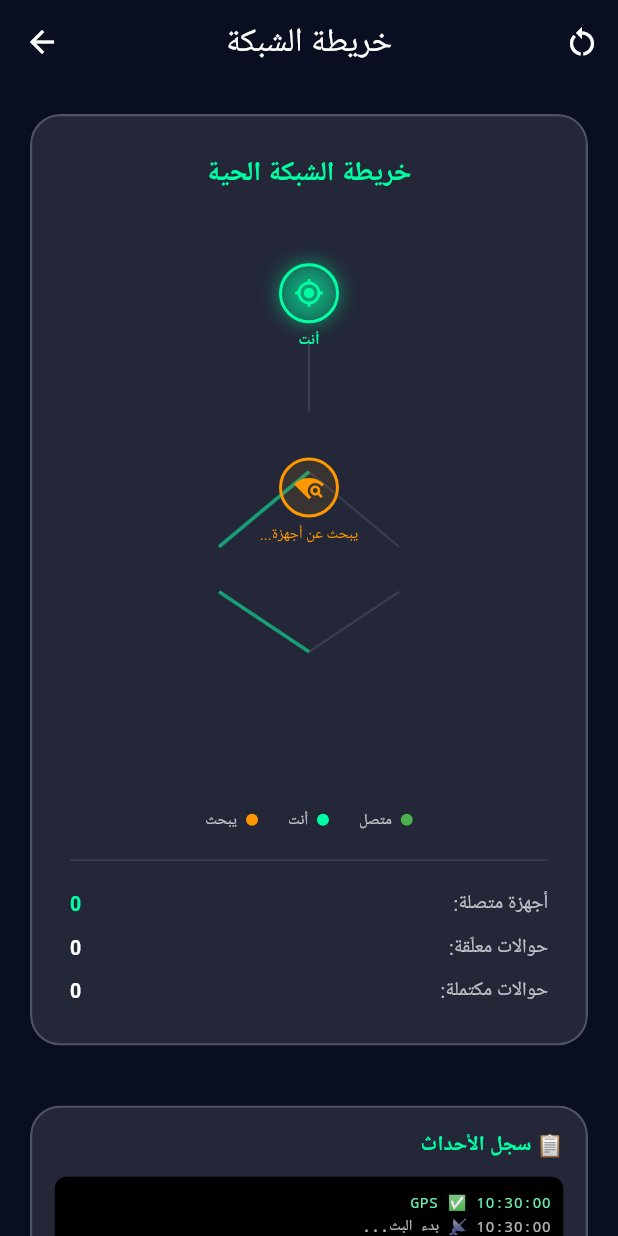
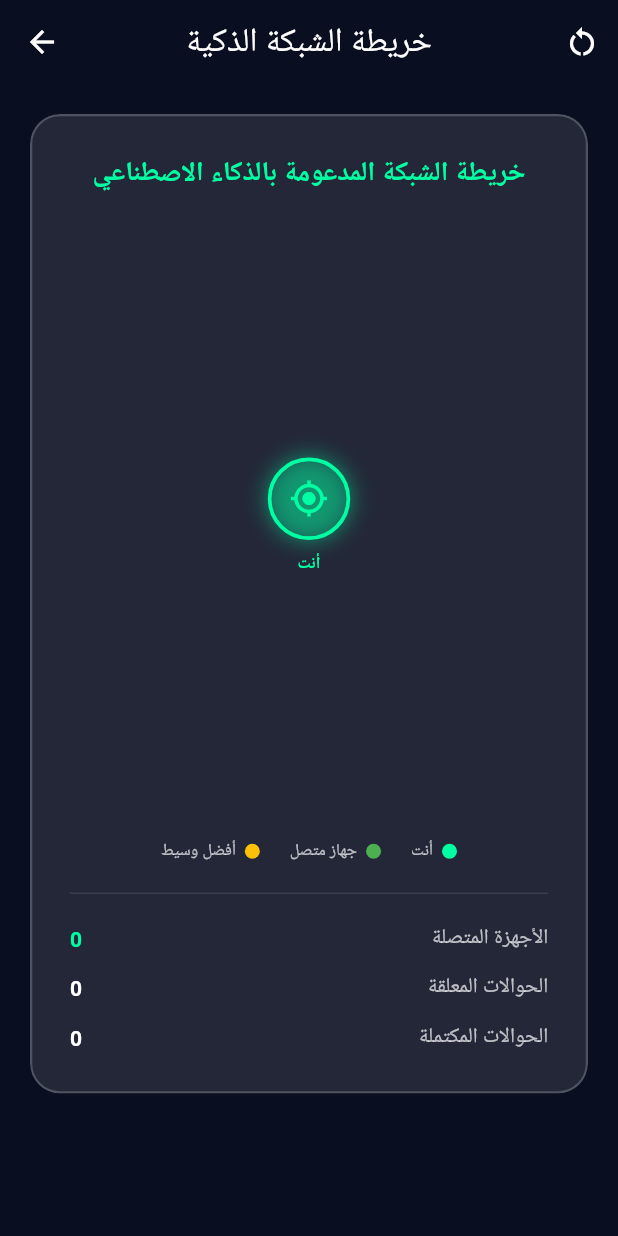
Before and after one commit to AZHARAJI2/Jisr_Project, a Flutter app: the NetworkScreen screen opened directly, on a phone screen of 412 x 824 dp. Run offline on Flutter 3.47's test engine with Material 3 defaults, Android fonts, the phone set to English and light mode, and no system bars; our stand-ins replace font_awesome_flutter, google_fonts, hive_flutter, permission_handler; missing offline and left inert: flutter_foreground_task; accounts and stored records are empty; Roboto replaces fonts that are missing (Tajawal); statements that could not run were skipped.

Commit message:
my work done

```diff
--- /dev/null
+++ b/lib/ai/ai_routing_layer.dart
@@ -0,0 +1,73 @@
+import '../network/mesh_manager.dart';
+
+class NetworkNode {
+  final String id;
+  final String name;
+  final int battery;
+  final int signal;
+  final int activeTransfers;
+  final bool hasInternet;
+  final double distance;
+
+  const NetworkNode({
+    required this.id,
+    required this.name,
+    required this.battery,
+    required this.signal,
+    required this.activeTransfers,
+    required this.hasInternet,
+    required this.distance,
+  });
+}
+
+class AIRoutingLayer {
+  final MeshManager mesh = MeshManager.instance;
+
+  /// إنشاء عقد افتراضية من الأجهزة الحقيقية
+  List<NetworkNode> generateNodes() {
+    final devices = mesh.connectedDevices;
+
+    return List.generate(devices.length, (index) {
+      final name = devices[index];
+
+      return NetworkNode(
+        id: 'node_$index',
+        name: name.replaceAll('JISR_', ''),
+        battery: 70 + (index * 7) % 30,
+        signal: 65 + (index * 9) % 35,
+        activeTransfers: index % 3,
+        hasInternet: index == 0,
+        distance: 15.0 + (index * 18),
+      );
+    });
+  }
+
+  /// حساب تقييم الجهاز
+  double score(NetworkNode node) {
+    double result = 0;
+
+    result += node.battery * 0.35;
+    result += node.signal * 0.30;
+    result -= node.activeTransfers * 12;
+    result += node.hasInternet ? 40 : 0;
+    result += (100 - node.distance) * 0.15;
+
+    return result;
+  }
+
+  /// أفضل جهاز وسيط
+  NetworkNode? getBestRelay() {
+    final nodes = generateNodes();
+    if (nodes.isEmpty) return null;
+
+    nodes.sort((a, b) => score(b).compareTo(score(a)));
+    return nodes.first;
+  }
+
+  /// أفضل مسار
+  List<NetworkNode> getOptimalRoute() {
+    final best = getBestRelay();
+    if (best == null) return [];
+    return [best];
+  }
+}
--- a/lib/screens/network_screen.dart
+++ b/lib/screens/network_screen.dart
@@ -2,6 +2,7 @@ import 'package:flutter/material.dart';
 import '../theme/app_theme.dart';
 import '../widgets/glass_card.dart';
 import '../network/network.dart';
+import '../ai/ai_routing_layer.dart';
 import 'dart:async';
 
 class NetworkScreen extends StatefulWidget {
@@ -13,28 +14,43 @@ class NetworkScreen extends StatefulWidget {
 
 class _NetworkScreenState extends State<NetworkScreen> {
   final MeshManager _mesh = MeshManager.instance;
+  final AIRoutingLayer _ai = AIRoutingLayer();
+
   int _peers = 0;
   List<String> _devices = [];
   List<String> _logs = [];
+
+  NetworkNode? _bestRelay;
+
   StreamSubscription<int>? _peersSub;
   StreamSubscription<String>? _logSub;
 
   @override
   void initState() {
     super.initState();
+
+    _refreshData();
+
+    _peersSub = _mesh.peersStream.listen((_) {
+      if (mounted) {
+        setState(_refreshData);
+      }
+    });
+
+    _logSub = _mesh.logStream.listen((_) {
+      if (mounted) {
+        setState(() {
+          _logs = List.from(_mesh.logs);
+        });
+      }
+    });
+  }
+
+  void _refreshData() {
     _peers = _mesh.connectedCount;
-    _devices = _mesh.connectedDevices;
-    _logs = _mesh.logs;
-
-    _peersSub = _mesh.peersStream.listen((c) {
-      if (mounted) setState(() {
-        _peers = c;
-        _devices = _mesh.connectedDevices;
-      });
-    });
-    _logSub = _mesh.logStream.listen((_) {
-      if (mounted) setState(() => _logs = _mesh.logs);
-    });
+    _devices = List.from(_mesh.connectedDevices);
+    _logs = List.from(_mesh.logs);
+    _bestRelay = _ai.getBestRelay();
   }
 
   @override
@@ -48,12 +64,11 @@ class _NetworkScreenState extends State<NetworkScreen> {
   Widget build(BuildContext context) {
     return Scaffold(
       appBar: AppBar(
+        title: const Text('خريطة الشبكة الذكية'),
+        centerTitle: true,
         backgroundColor: Colors.transparent,
         elevation: 0,
-        title: const Text('خريطة الشبكة'),
-        centerTitle: true,
         actions: [
-          // زر إعادة تشغيل الشبكة
           IconButton(
             icon: const Icon(Icons.restart_alt),
             onPressed: () async {
@@ -75,88 +90,60 @@ class _NetworkScreenState extends State<NetworkScreen> {
                   padding: const EdgeInsets.all(25),
                   child: Column(
                     children: [
-                      Text(
-                        'خريطة الشبكة الحية',
-                        style: const TextStyle(fontSize: 18, fontWeight: FontWeight.bold, color: AppTheme.primaryEmerald),
+                      const Text(
+                        'خريطة الشبكة المدعومة بالذكاء الاصطناعي',
+                        style: TextStyle(
+                          fontSize: 18,
+                          fontWeight: FontWeight.bold,
+                          color: AppTheme.primaryEmerald,
+                        ),
                       ),
-                      const SizedBox(height: 30),
+                      const SizedBox(height: 25),
+
+                      if (_bestRelay != null) ...[
+                        Container(
+                          padding: const EdgeInsets.all(14),
+                          decoration: BoxDecoration(
+                            color: Colors.amber.withOpacity(0.12),
+                            borderRadius: BorderRadius.circular(14),
+                            border: Border.all(
+                              color: Colors.amber.withOpacity(0.5),
+                            ),
+                          ),
+                          child: Row(
+                            children: [
+                              const Icon(
+                                Icons.auto_awesome,
+                                color: Colors.amber,
+                              ),
+                              const SizedBox(width: 12),
+                              Expanded(
+                                child: Text(
+                                  'أفضل وسيط: ${_bestRelay!.name}',
+                                  style: const TextStyle(
+                                    color: Colors.amber,
+                                    fontWeight: FontWeight.bold,
+                                  ),
+                                ),
+                              ),
+                            ],
+                          ),
+                        ),
+                        const SizedBox(height: 25),
+                      ],
 
                       _buildNodeGraph(),
 
-                      const SizedBox(height: 30),
+                      const SizedBox(height: 25),
+
                       _buildStatusLegend(),
 
-                      const Divider(color: Colors.white10, height: 40),
+                      const Divider(
+                        color: Colors.white10,
+                        height: 40,
+                      ),
 
                       _buildNetworkStats(),
-                    ],
-                  ),
-                ),
-              ),
-              const SizedBox(height: 20),
-
-              // الأجهزة المتصلة
-              if (_devices.isNotEmpty)
-                GlassCard(
-                  child: Padding(
-                    padding: const EdgeInsets.all(20),
-                    child: Column(
-                      crossAxisAlignment: CrossAxisAlignment.start,
-                      children: [
-                        const Text('الأجهزة المتصلة:', style: TextStyle(fontWeight: FontWeight.bold, color: AppTheme.primaryEmerald)),
-                        const SizedBox(height: 10),
-                        ..._devices.map((d) => Padding(
-                          padding: const EdgeInsets.symmetric(vertical: 4),
-                          child: Row(children: [
-                            Container(width: 8, height: 8, decoration: const BoxDecoration(color: Colors.green, shape: BoxShape.circle)),
-                            const SizedBox(width: 10),
-                            const Icon(Icons.phone_android, size: 16, color: Colors.green),
-                            const SizedBox(width: 8),
-                            Expanded(child: Text(d, style: const TextStyle(fontSize: 13))),
-                          ]),
-                        )),
-                      ],
-                    ),
-                  ),
-                ),
-
-              const SizedBox(height: 20),
-
-              // سجل الأحداث
-              GlassCard(
-                child: Padding(
-                  padding: const EdgeInsets.all(15),
-                  child: Column(
-                    crossAxisAlignment: CrossAxisAlignment.start,
-                    children: [
-                      const Text('📋 سجل الأحداث', style: TextStyle(color: AppTheme.primaryEmerald, fontWeight: FontWeight.bold)),
-                      const SizedBox(height: 10),
-                      Container(
-                        height: 200,
-                        width: double.infinity,
-                        padding: const EdgeInsets.all(8),
-                        decoration: BoxDecoration(
-                          color: Colors.black,
-                          borderRadius: BorderRadius.circular(8),
-                        ),
-                        child: _logs.isEmpty
-                            ? const Text('لا أحداث بعد...', style: TextStyle(color: Colors.grey, fontSize: 12))
-                            : ListView.builder(
-                                reverse: true,
-                                itemCount: _logs.length,
-                                itemBuilder: (_, i) {
-                                  final log = _logs[_logs.length - 1 - i];
-                                  Color color = Colors.white70;
-                                  if (log.contains('✅')) color = Colors.greenAccent;
-                                  if (log.contains('❌')) color = Colors.redAccent;
-                                  if (log.contains('🔍')) color = Colors.cyanAccent;
-                                  return Padding(
-                                    padding: const EdgeInsets.symmetric(vertical: 1),
-                                    child: Text(log, style: TextStyle(color: color, fontSize: 10, fontFamily: 'monospace')),
-                                  );
-                                },
-                              ),
-                      ),
                     ],
                   ),
                 ),
@@ -170,51 +157,103 @@ class _NetworkScreenState extends State<NetworkScreen> {
 
   Widget _buildNodeGraph() {
     return SizedBox(
-      height: 350,
+      height: 380,
       width: double.infinity,
       child: Stack(
         alignment: Alignment.center,
         children: [
-          CustomPaint(size: Size.infinite, painter: GraphPainter()),
-          _buildNode(0, -130, 'أنت', AppTheme.primaryEmerald, isSelf: true),
-          ..._devices.asMap().entries.map((e) {
-            final angle = (e.key * 2.0 * 3.14159) / _devices.length;
-            final x = 80.0 * (e.key % 2 == 0 ? -1 : 1);
-            final y = -40.0 + (e.key * 50.0);
-            return _buildNode(x, y, e.value.replaceAll('JISR_', ''), Colors.green, isActive: true);
+          CustomPaint(
+            size: Size.infinite,
+            painter: IntelligentGraphPainter(
+              deviceCount: _devices.length,
+            ),
+          ),
+
+          _buildNode(
+            0,
+            0,
+            'أنت',
+            AppTheme.primaryEmerald,
+            isSelf: true,
+          ),
+
+          ..._devices.asMap().entries.map((entry) {
+            final index = entry.key;
+            final device = entry.value.replaceAll('JISR_', '');
+
+            final positions = [
+              const Offset(-140, -100),
+              const Offset(140, -100),
+              const Offset(-150, 90),
+              const Offset(150, 90),
+              const Offset(0, -170),
+              const Offset(0, 170),
+            ];
+
+            final pos = positions[index % positions.length];
+            final isBest = _bestRelay?.name == device;
+
+            return _buildNode(
+              pos.dx,
+              pos.dy,
+              device,
+              isBest ? Colors.amber : Colors.green,
+              isActive: true,
+              isBestRelay: isBest,
+            );
           }),
-          if (_devices.isEmpty)
-            _buildNode(0, 0, 'يبحث عن أجهزة...', Colors.orange),
         ],
       ),
     );
   }
 
-  Widget _buildNode(double x, double y, String name, Color color, {bool isActive = false, bool isSelf = false}) {
+  Widget _buildNode(
+    double x,
+    double y,
+    String name,
+    Color color, {
+    bool isActive = false,
+    bool isSelf = false,
+    bool isBestRelay = false,
+  }) {
     return Transform.translate(
       offset: Offset(x, y),
       child: Column(
         mainAxisSize: MainAxisSize.min,
         children: [
           Container(
-            padding: const EdgeInsets.all(8),
+            padding: const EdgeInsets.all(12),
             decoration: BoxDecoration(
-              color: color.withOpacity(0.1),
               shape: BoxShape.circle,
-              border: Border.all(color: color, width: 2),
-              boxShadow: isActive || isSelf ? [BoxShadow(color: color.withOpacity(0.5), blurRadius: 10)] : null,
+              color: color.withOpacity(0.12),
+              border: Border.all(color: color, width: 2.5),
+              boxShadow: [
+                BoxShadow(
+                  color: color.withOpacity(0.45),
+                  blurRadius: isBestRelay ? 25 : 12,
+                  spreadRadius: isBestRelay ? 4 : 1,
+                ),
+              ],
             ),
             child: Icon(
-              isSelf ? Icons.my_location : (isActive ? Icons.phone_android : Icons.wifi_find),
+              isSelf
+                  ? Icons.my_location
+                  : isBestRelay
+                      ? Icons.star
+                      : Icons.phone_android,
               color: color,
-              size: 20,
+              size: 26,
             ),
           ),
-          const SizedBox(height: 4),
+          const SizedBox(height: 8),
           Text(
             name,
-            style: TextStyle(fontSize: 10, color: color, fontWeight: isSelf ? FontWeight.bold : FontWeight.normal),
-            overflow: TextOverflow.ellipsis,
+            style: TextStyle(
+              color: color,
+              fontSize: 11,
+              fontWeight:
+                  isSelf || isBestRelay ? FontWeight.bold : FontWeight.normal,
+            ),
           ),
         ],
       ),
@@ -225,21 +264,34 @@ class _NetworkScreenState extends State<NetworkScreen> {
     return Row(
       mainAxisAlignment: MainAxisAlignment.center,
       children: [
-        _buildLegendItem('متصل', Colors.green),
+        _legend('أنت', AppTheme.primaryEmerald),
         const SizedBox(width: 20),
-        _buildLegendItem('أنت', AppTheme.primaryEmerald),
+        _legend('جهاز متصل', Colors.green),
         const SizedBox(width: 20),
-        _buildLegendItem('يبحث', Colors.orange),
+        _legend('أفضل وسيط', Colors.amber),
       ],
     );
   }
 
-  Widget _buildLegendItem(String label, Color color) {
+  Widget _legend(String text, Color color) {
     return Row(
       children: [
-        Container(width: 8, height: 8, decoration: BoxDecoration(color: color, shape: BoxShape.circle)),
+        Container(
+          width: 10,
+          height: 10,
+          decoration: BoxDecoration(
+            color: color,
+            shape: BoxShape.circle,
+          ),
+        ),
         const SizedBox(width: 6),
-        Text(label, style: const TextStyle(fontSize: 10, color: Colors.white70)),
+        Text(
+          text,
+          style: const TextStyle(
+            color: Colors.white70,
+            fontSize: 11,
+          ),
+        ),
       ],
     );
   }
@@ -247,52 +299,85 @@ class _NetworkScreenState extends State<NetworkScreen> {
   Widget _buildNetworkStats() {
     return Column(
       children: [
-        _buildStatItem('أجهزة متصلة:', '$_peers', color: AppTheme.primaryEmerald),
-        const SizedBox(height: 10),
-        _buildStatItem('حوالات معلّقة:', '${_mesh.pendingTransactions.length}'),
-        const SizedBox(height: 10),
-        _buildStatItem('حوالات مكتملة:', '${_mesh.completedTransactions.length}'),
+        _stat('الأجهزة المتصلة', '$_peers',
+            color: AppTheme.primaryEmerald),
+        const SizedBox(height: 12),
+        _stat(
+          'الحوالات المعلقة',
+          '${_mesh.pendingTransactions.length}',
+        ),
+        const SizedBox(height: 12),
+        _stat(
+          'الحوالات المكتملة',
+          '${_mesh.completedTransactions.length}',
+        ),
       ],
     );
   }
 
-  Widget _buildStatItem(String label, String value, {Color? color}) {
+  Widget _stat(String label, String value, {Color? color}) {
     return Row(
       mainAxisAlignment: MainAxisAlignment.spaceBetween,
       children: [
-        Text(label, style: const TextStyle(color: Colors.white70, fontSize: 13)),
-        Text(value, style: TextStyle(color: color ?? Colors.white, fontWeight: FontWeight.bold, fontSize: 13)),
+        Text(
+          label,
+          style: const TextStyle(
+            color: Colors.white70,
+          ),
+        ),
+        Text(
+          value,
+          style: TextStyle(
+            color: color ?? Colors.white,
+            fontWeight: FontWeight.bold,
+          ),
+        ),
       ],
     );
   }
 }
 
-class GraphPainter extends CustomPainter {
+class IntelligentGraphPainter extends CustomPainter {
+  final int deviceCount;
+
+  IntelligentGraphPainter({
+    required this.deviceCount,
+  });
+
   @override
   void paint(Canvas canvas, Size size) {
-    final paint = Paint()
-      ..color = Colors.white.withOpacity(0.1)
-      ..strokeWidth = 1.5
-      ..style = PaintingStyle.stroke;
+    if (deviceCount == 0) return;
 
     final center = Offset(size.width / 2, size.height / 2);
 
-    // خطوط الشبكة
-    canvas.drawLine(center + const Offset(0, -110), center + const Offset(0, -60), paint);
-    canvas.drawLine(center + const Offset(0, -20), center + const Offset(-60, 30), paint);
-    canvas.drawLine(center + const Offset(0, -20), center + const Offset(60, 30), paint);
-    canvas.drawLine(center + const Offset(-60, 60), center + const Offset(0, 100), paint);
-    canvas.drawLine(center + const Offset(60, 60), center + const Offset(0, 100), paint);
+    final linePaint = Paint()
+      ..color = AppTheme.primaryEmerald.withOpacity(0.25)
+      ..strokeWidth = 2;
 
-    final bestPath = Paint()
-      ..color = AppTheme.primaryEmerald.withOpacity(0.5)
-      ..strokeWidth = 2.5
-      ..style = PaintingStyle.stroke;
+    final aiPaint = Paint()
+      ..color = Colors.amber.withOpacity(0.75)
+      ..strokeWidth = 3.5;
 
-    canvas.drawLine(center + const Offset(-60, 60), center + const Offset(0, 100), bestPath);
-    canvas.drawLine(center + const Offset(0, -20), center + const Offset(-60, 30), bestPath);
+    final positions = [
+      const Offset(-140, -100),
+      const Offset(140, -100),
+      const Offset(-150, 90),
+      const Offset(150, 90),
+      const Offset(0, -170),
+      const Offset(0, 170),
+    ];
+
+    for (int i = 0; i < deviceCount; i++) {
+      final point = center + positions[i % positions.length];
+      canvas.drawLine(center, point, linePaint);
+
+      if (i == 0) {
+        canvas.drawLine(center, point, aiPaint);
+      }
+    }
   }
-
   @override
-  bool shouldRepaint(covariant CustomPainter oldDelegate) => false;
+  bool shouldRepaint(covariant IntelligentGraphPainter oldDelegate) {
+    return oldDelegate.deviceCount != deviceCount;
+  }
 }
```
Also changed, not shown: pubspec.lock.
